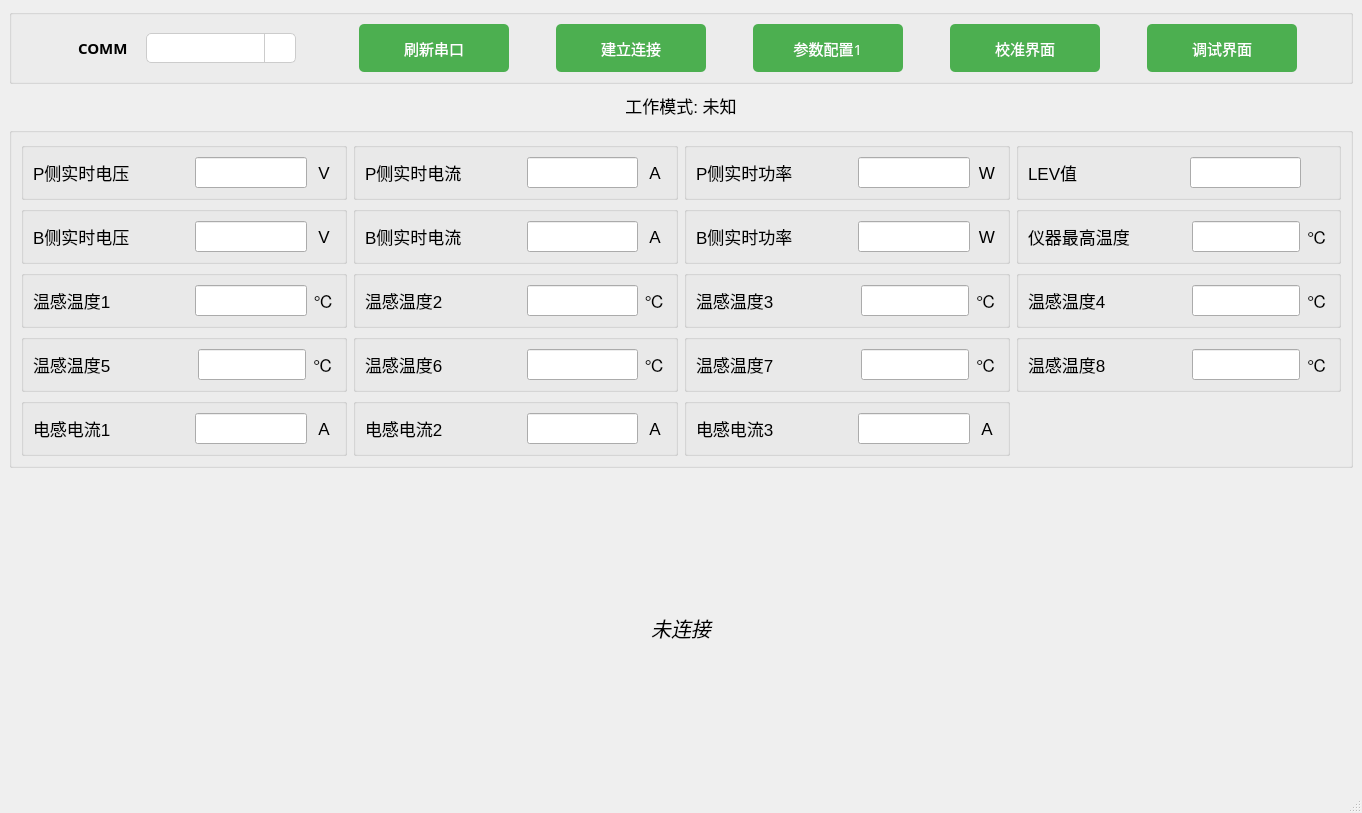
Qt form mainwindow.ui (Curtain-Wang/TDB) before a commit.
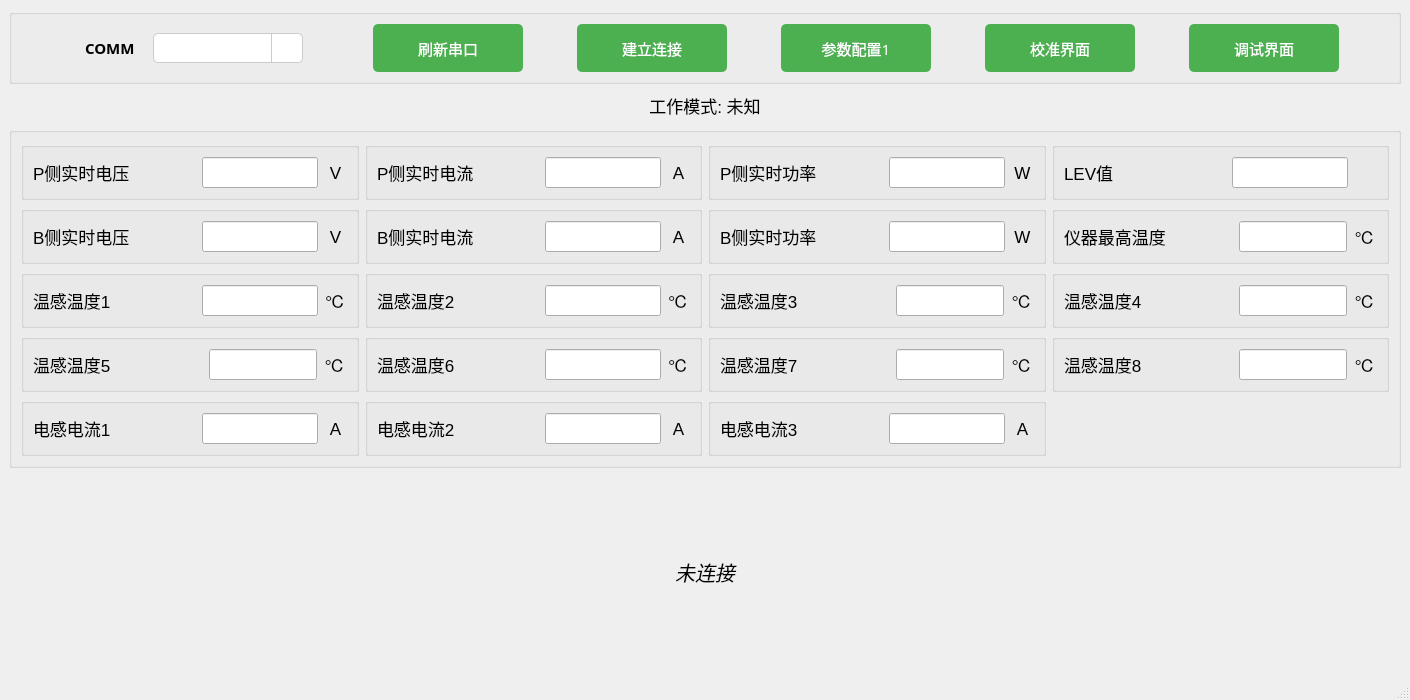
The same form after that commit. Icons and pictures are not drawn.

Diff of the .ui file:
```diff
--- a/mainwindow.ui
+++ b/mainwindow.ui
@@ -6,8 +6,8 @@
    <rect>
     <x>0</x>
     <y>0</y>
-    <width>1362</width>
-    <height>813</height>
+    <width>1410</width>
+    <height>700</height>
    </rect>
   </property>
   <property name="windowTitle">
```
Left out of the diff: 2 changed lines with no effect on the pictures.
